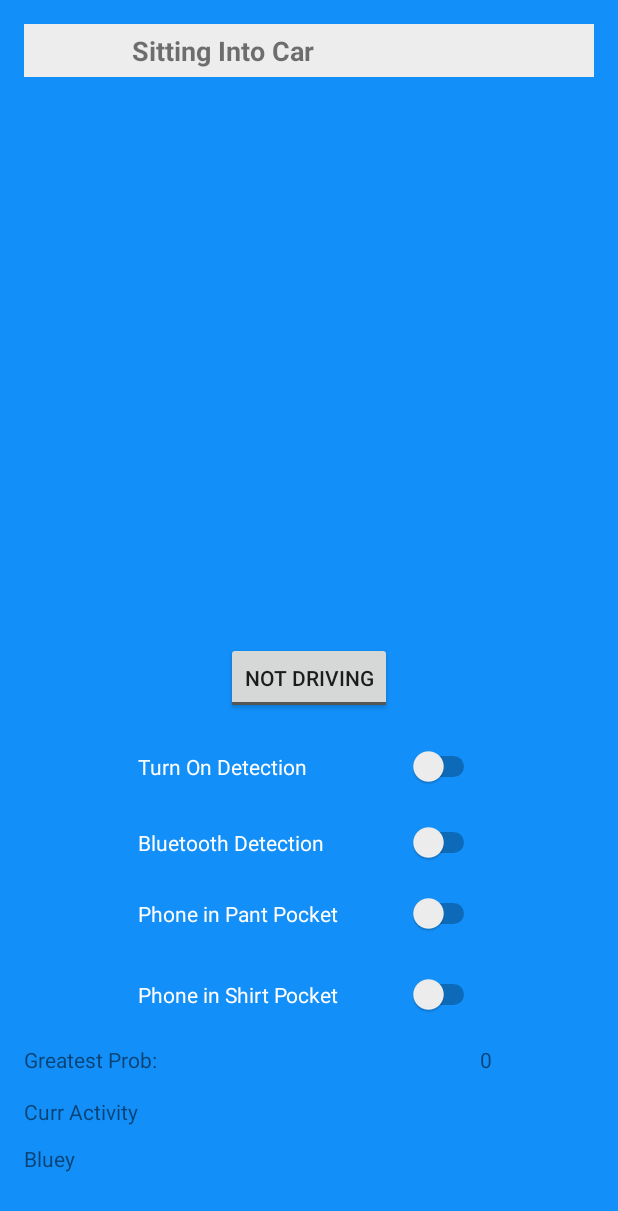
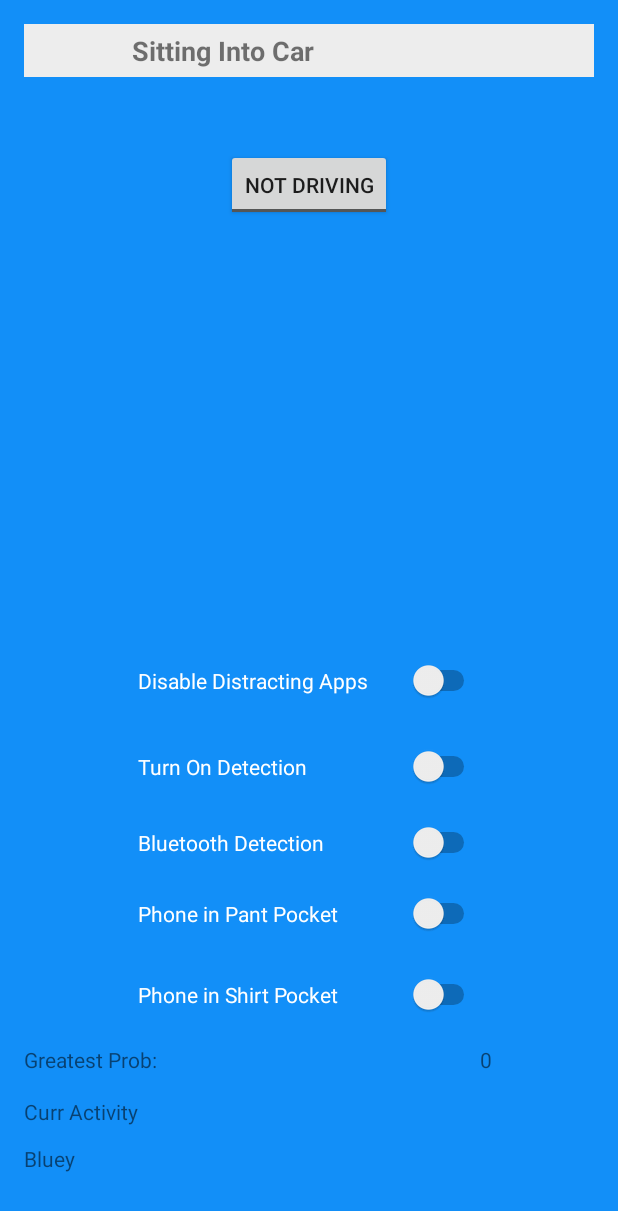
Before and after one commit to robmcelhinney/phone-block, an Android app: the MainActivity screen opened directly, with no data from a screen before it, on a phone screen of 412 x 824 dp. Shown: the top 1211 px of the screen. Run offline under Robolectric (Android 15) with nearby library versions, the phone set to English and light mode, and no system bars.

Commit message:
Began work on altering way detects sitting into car. Decides to save bulk of N most recent detections and when sitting/IN_Vehicle, attempts to find out if you were sitting into a car. Created switch in GUI to disable other applications when driving detected. Functionality not finished yet.

```diff
--- a/app/build.gradle
+++ b/app/build.gradle
@@ -40,4 +40,6 @@ dependencies {
     compile 'com.google.android.gms:play-services:11.8.0'
     testCompile 'junit:junit:4.12'
     implementation files('libs/commons-lang3-3.7.jar')
+
+    compile 'com.jaredrummler:android-processes:1.1.1'
 }
--- a/app/src/main/java/com/example/rob/FYPDrivingApp/DisturbService.java
+++ b/app/src/main/java/com/example/rob/FYPDrivingApp/DisturbService.java
@@ -115,6 +115,7 @@ public class DisturbService extends Service implements TextToSpeech.OnInitListen
             }
             textToSpeech.speak("Turning off Do not Disturb.", TextToSpeech.QUEUE_ADD, null, Integer.toString(new Random().nextInt()));
 
+            DetectDrivingService.setSittingIntoCar(false);
             UtilitiesService.setActive(false);
         }
     }
--- a/app/src/main/java/com/example/rob/FYPDrivingApp/MainActivity.java
+++ b/app/src/main/java/com/example/rob/FYPDrivingApp/MainActivity.java
@@ -65,6 +65,7 @@ public class MainActivity extends AppCompatActivity implements TextToSpeech.OnIn
     private Switch switchShirt;
     private Switch switchDetection;
     private Switch switchBT;
+    private Switch switchOtherApps;
 
     private ToggleButton toggleButtonActive;
 
@@ -174,6 +175,26 @@ public class MainActivity extends AppCompatActivity implements TextToSpeech.OnIn
                 editor.putBoolean("switchBT", true);
             } else {
                 editor.putBoolean("switchBT", false);
+            }
+            editor.commit();
+            }
+        });
+
+        switchOtherApps = (Switch) findViewById(R.id.switchOtherApps);
+        switchOtherApps.setChecked(settings.getBoolean("switchOtherApps", false));
+        switchOtherApps.setOnCheckedChangeListener(new CompoundButton.OnCheckedChangeListener() {
+            @Override
+            public void onCheckedChanged(CompoundButton buttonView, boolean isChecked) {
+            if (isChecked) {
+                if(Settings.canDrawOverlays(getApplicationContext())) {
+
+                }
+                else{
+                    Toast.makeText(getApplicationContext(), "No Permissions!", Toast.LENGTH_SHORT).show();
+                }
+                editor.putBoolean("switchOtherApps", true);
+            } else {
+                editor.putBoolean("switchOtherApps", false);
             }
             editor.commit();
             }
--- a/app/src/main/res/layout/activity_main.xml
+++ b/app/src/main/res/layout/activity_main.xml
@@ -147,11 +147,23 @@
         android:id="@+id/toggleButtonActive"
         android:layout_width="wrap_content"
         android:layout_height="wrap_content"
-        android:layout_above="@+id/switchDetection"
+        android:layout_below="@+id/tableLayout"
         android:layout_centerHorizontal="true"
-        android:layout_marginBottom="21dp"
+        android:layout_marginTop="48dp"
         android:text="ToggleButton"
         android:textOff="Not Driving"
         android:textOn="Driving" />
 
+    <Switch
+        android:id="@+id/switchOtherApps"
+        android:layout_width="wrap_content"
+        android:layout_height="wrap_content"
+        android:layout_above="@+id/switchDetection"
+        android:layout_centerHorizontal="true"
+        android:layout_marginBottom="30dp"
+        android:textColor="@color/white"
+        android:layout_alignEnd="@+id/switchPant"
+        android:layout_alignStart="@+id/switchPant"
+        android:text="Disable Distracting Apps" />
+
 </RelativeLayout>
```
Also changed, not shown: app/src/main/java/com/example/rob/FYPDrivingApp/DetectDrivingService.java (+37 -15 lines).
